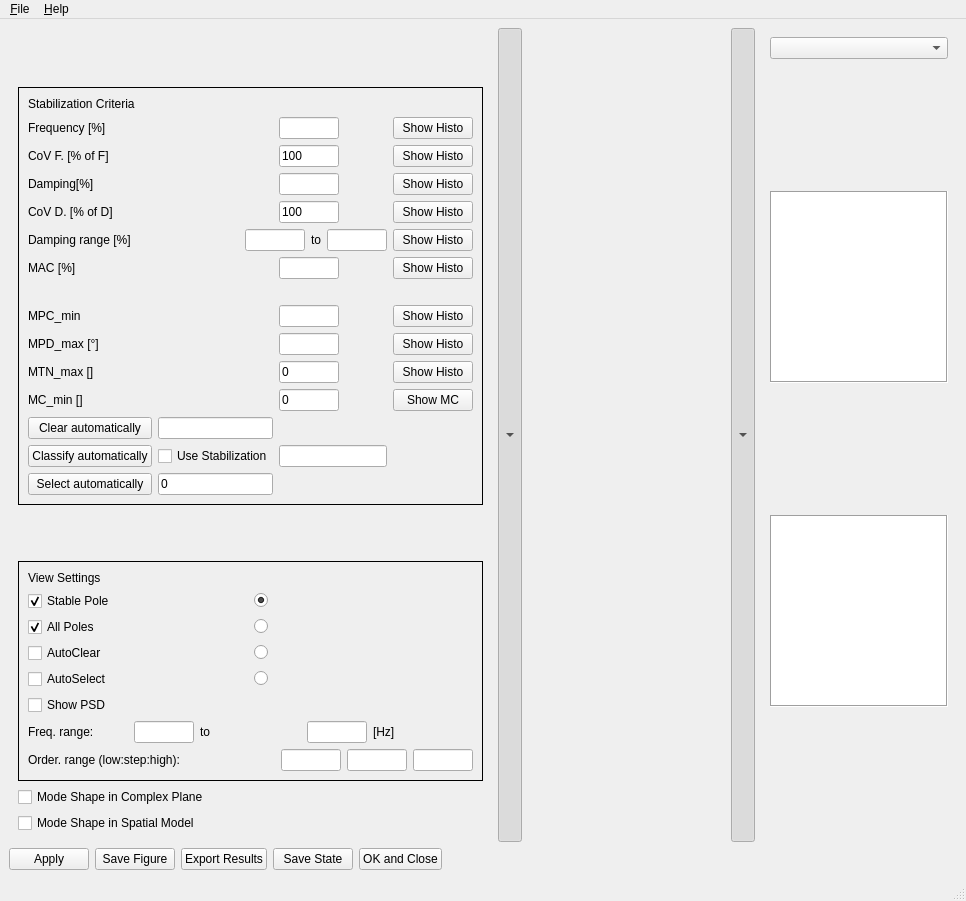
The window that pyOMA/GUI/ui/stabil_gui.ui (pyOMA-dev/pyOMA) describes before a commit, drawn with Qt 5.
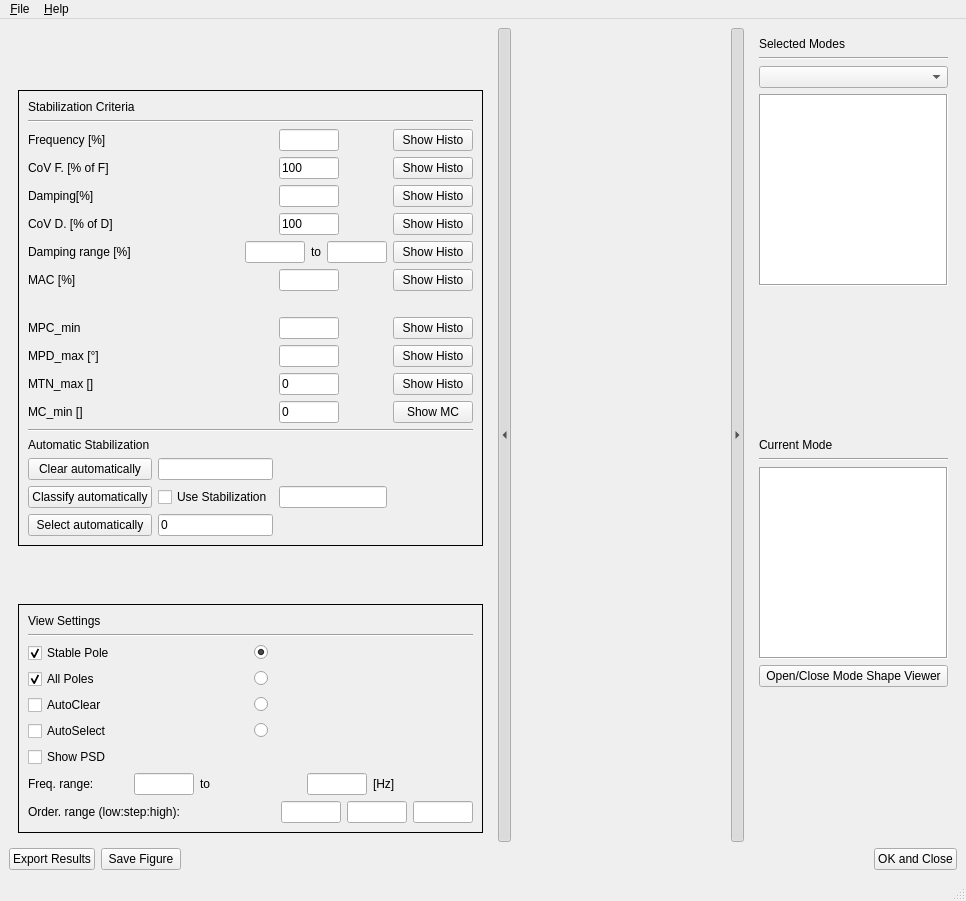
The same window after the commit. Custom widgets are drawn as their Qt base class.

```diff
--- a/pyOMA/GUI/ui/stabil_gui.ui
+++ b/pyOMA/GUI/ui/stabil_gui.ui
@@ -16,7 +16,7 @@
      <layout class="QHBoxLayout" name="main_layout" stretch="0,0,1,0,1">
       <item>
        <widget class="QWidget" name="left_pane_widget">
-        <layout class="QVBoxLayout" name="left_pane_layout">
+       <layout class="QVBoxLayout" name="left_pane_layout">
         <item>
          <spacer name="left_pane_spacer_1">
           <property name="orientation">
@@ -39,6 +39,77 @@
            <enum>QFrame::Shape::Panel</enum>
           </property>
           <layout class="QGridLayout" name="stab_val_layout" columnstretch="0,0,1,0,0">
+           <item row="7" column="1">
+            <widget class="QLabel" name="damping_range_label">
+             <property name="text">
+              <string>Damping range [%]</string>
+             </property>
+            </widget>
+           </item>
+           <item row="5" column="4">
+            <widget class="QPushButton" name="dd_histo_button">
+             <property name="text">
+              <string>Show Histo</string>
+             </property>
+            </widget>
+           </item>
+           <item row="15" column="1" colspan="3">
+            <widget class="QLabel" name="label">
+             <property name="text">
+              <string>Automatic Stabilization</string>
+             </property>
+            </widget>
+           </item>
+           <item row="4" column="4">
+            <widget class="QPushButton" name="stdf_histo_button">
+             <property name="text">
+              <string>Show Histo</string>
+             </property>
+            </widget>
+           </item>
+           <item row="5" column="3">
+            <widget class="QLineEdit" name="dd_edit">
+             <property name="minimumSize">
+              <size>
+               <width>60</width>
+               <height>0</height>
+              </size>
+             </property>
+             <property name="maximumSize">
+              <size>
+               <width>60</width>
+               <height>16777215</height>
+              </size>
+             </property>
+             <property name="maxLength">
+              <number>8</number>
+             </property>
+            </widget>
+           </item>
+           <item row="7" column="4">
+            <widget class="QPushButton" name="dr_histo_button">
+             <property name="text">
+              <string>Show Histo</string>
+             </property>
+            </widget>
+           </item>
+           <item row="11" column="1">
+            <widget class="QLabel" name="mpd_label">
+             <property name="text">
+              <string>MPD_max [°]</string>
+             </property>
+            </widget>
+           </item>
+           <item row="17" column="3">
+            <widget class="QLineEdit" name="threshold_edit"/>
+           </item>
+           <item row="8" column="1">
+            <widget class="QLabel" name="mac_label">
+             <property name="text">
+              <string>MAC [%]</string>
+             </property>
+            </widget>
+           </item>
            <item row="1" column="1" colspan="3">
             <widget class="QLabel" name="stab_criteria_title_label">
              <property name="text">
@@ -46,152 +117,7 @@
              </property>
             </widget>
            </item>
-           <item row="2" column="1">
-            <widget class="QLabel" name="freq_label">
-             <property name="text">
-              <string>Frequency [%]</string>
-             </property>
-            </widget>
-           </item>
-           <item row="2" column="3">
-            <widget class="QLineEdit" name="df_edit">
-             <property name="minimumSize">
-              <size>
-               <width>60</width>
-               <height>0</height>
-              </size>
-             </property>
-             <property name="maximumSize">
-              <size>
-               <width>60</width>
-               <height>16777215</height>
-              </size>
-             </property>
-             <property name="maxLength">
-              <number>8</number>
-             </property>
-            </widget>
-           </item>
-           <item row="2" column="4">
-            <widget class="QPushButton" name="df_histo_button">
-             <property name="text">
-              <string>Show Histo</string>
-             </property>
-            </widget>
-           </item>
-           <item row="3" column="1">
-            <widget class="QLabel" name="cov_freq_label">
-             <property name="text">
-              <string>CoV F. [% of F]</string>
-             </property>
-            </widget>
-           </item>
-           <item row="3" column="3">
-            <widget class="QLineEdit" name="stdf_edit">
-             <property name="minimumSize">
-              <size>
-               <width>60</width>
-               <height>0</height>
-              </size>
-             </property>
-             <property name="maximumSize">
-              <size>
-               <width>60</width>
-               <height>16777215</height>
-              </size>
-             </property>
-             <property name="text">
-              <string>100</string>
-             </property>
-             <property name="maxLength">
-              <number>8</number>
-             </property>
-            </widget>
-           </item>
-           <item row="3" column="4">
-            <widget class="QPushButton" name="stdf_histo_button">
-             <property name="text">
-              <string>Show Histo</string>
-             </property>
-            </widget>
-           </item>
-           <item row="4" column="1">
-            <widget class="QLabel" name="damping_label">
-             <property name="text">
-              <string>Damping[%]</string>
-             </property>
-            </widget>
-           </item>
-           <item row="4" column="3">
-            <widget class="QLineEdit" name="dd_edit">
-             <property name="minimumSize">
-              <size>
-               <width>60</width>
-               <height>0</height>
-              </size>
-             </property>
-             <property name="maximumSize">
-              <size>
-               <width>60</width>
-               <height>16777215</height>
-              </size>
-             </property>
-             <property name="maxLength">
-              <number>8</number>
-             </property>
-            </widget>
-           </item>
-           <item row="4" column="4">
-            <widget class="QPushButton" name="dd_histo_button">
-             <property name="text">
-              <string>Show Histo</string>
-             </property>
-            </widget>
-           </item>
-           <item row="5" column="1">
-            <widget class="QLabel" name="cov_damping_label">
-             <property name="text">
-              <string>CoV D. [% of D]</string>
-             </property>
-            </widget>
-           </item>
-           <item row="5" column="3">
-            <widget class="QLineEdit" name="stdd_edit">
-             <property name="minimumSize">
-              <size>
-               <width>60</width>
-               <height>0</height>
-              </size>
-             </property>
-             <property name="maximumSize">
-              <size>
-               <width>60</width>
-               <height>16777215</height>
-              </size>
-             </property>
-             <property name="text">
-              <string>100</string>
-             </property>
-             <property name="maxLength">
-              <number>8</number>
-             </property>
-            </widget>
-           </item>
-           <item row="5" column="4">
-            <widget class="QPushButton" name="stdd_histo_button">
-             <property name="text">
-              <string>Show Histo</string>
-             </property>
-            </widget>
-           </item>
-           <item row="6" column="1">
-            <widget class="QLabel" name="damping_range_label">
-             <property name="text">
-              <string>Damping range [%]</string>
-             </property>
-            </widget>
-           </item>
-           <item row="6" column="2" colspan="2">
+           <item row="7" column="2" colspan="2">
             <layout class="QHBoxLayout" name="damping_range_hbox">
              <item>
               <spacer name="damping_range_hbox_spacer">
@@ -253,104 +179,29 @@
              </item>
             </layout>
            </item>
-           <item row="6" column="4">
-            <widget class="QPushButton" name="dr_histo_button">
-             <property name="text">
-              <string>Show Histo</string>
-             </property>
-            </widget>
-           </item>
-           <item row="7" column="1">
-            <widget class="QLabel" name="mac_label">
-             <property name="text">
-              <string>MAC [%]</string>
-             </property>
-            </widget>
-           </item>
-           <item row="7" column="3">
-            <widget class="QLineEdit" name="mac_edit">
-             <property name="minimumSize">
-              <size>
-               <width>60</width>
-               <height>0</height>
-              </size>
-             </property>
-             <property name="maximumSize">
-              <size>
-               <width>60</width>
-               <height>16777215</height>
-              </size>
-             </property>
-             <property name="maxLength">
-              <number>8</number>
-             </property>
-            </widget>
-           </item>
-           <item row="7" column="4">
-            <widget class="QPushButton" name="mac_histo_button">
-             <property name="text">
-              <string>Show Histo</string>
-             </property>
-            </widget>
-           </item>
-           <item row="8" column="1">
-            <spacer name="stab_val_layout_row_spacer">
-             <property name="orientation">
-              <enum>Qt::Orientation::Vertical</enum>
-             </property>
-             <property name="sizeType">
-              <enum>QSizePolicy::Policy::Expanding</enum>
-             </property>
-             <property name="sizeHint" stdset="0">
-              <size>
-               <width>20</width>
-               <height>20</height>
-              </size>
-             </property>
-            </spacer>
-           </item>
-           <item row="9" column="1">
+           <item row="10" column="1">
             <widget class="QLabel" name="mpc_label">
              <property name="text">
               <string>MPC_min </string>
              </property>
             </widget>
            </item>
-           <item row="9" column="3">
-            <widget class="QLineEdit" name="mpc_edit">
-             <property name="minimumSize">
-              <size>
-               <width>60</width>
-               <height>0</height>
-              </size>
-             </property>
-             <property name="maximumSize">
-              <size>
-               <width>60</width>
-               <height>16777215</height>
-              </size>
-             </property>
-             <property name="maxLength">
-              <number>8</number>
-             </property>
-            </widget>
-           </item>
-           <item row="9" column="4">
-            <widget class="QPushButton" name="mpc_histo_button">
+           <item row="8" column="4">
+            <widget class="QPushButton" name="mac_histo_button">
              <property name="text">
               <string>Show Histo</string>
              </property>
             </widget>
            </item>
-           <item row="10" column="1">
-            <widget class="QLabel" name="mpd_label">
+           <item row="17" column="2">
+            <widget class="QCheckBox" name="use_stabil_checkbox">
              <property name="text">
-              <string>MPD_max [°]</string>
+              <string>Use Stabilization</string>
              </property>
             </widget>
            </item>
-           <item row="10" column="3">
-            <widget class="QLineEdit" name="mpd_edit">
+           <item row="6" column="3">
+            <widget class="QLineEdit" name="stdd_edit">
              <property name="minimumSize">
               <size>
                <width>60</width>
@@ -363,63 +214,175 @@
                <height>16777215</height>
               </size>
              </property>
+             <property name="text">
+              <string>100</string>
+             </property>
              <property name="maxLength">
               <number>8</number>
              </property>
             </widget>
            </item>
            <item row="10" column="4">
-            <widget class="QPushButton" name="mpd_histo_button">
+            <widget class="QPushButton" name="mpc_histo_button">
              <property name="text">
               <string>Show Histo</string>
              </property>
             </widget>
            </item>
-           <item row="11" column="1">
-            <widget class="QLabel" name="mtn_label">
+           <item row="6" column="1">
+            <widget class="QLabel" name="cov_damping_label">
              <property name="text">
-              <string>MTN_max []</string>
+              <string>CoV D. [% of D]</string>
              </property>
             </widget>
            </item>
-           <item row="11" column="3">
-            <widget class="QLineEdit" name="mtn_edit">
-             <property name="minimumSize">
-              <size>
-               <width>60</width>
-               <height>0</height>
-              </size>
-             </property>
-             <property name="maximumSize">
-              <size>
-               <width>60</width>
-               <height>16777215</height>
-              </size>
-             </property>
+           <item row="17" column="1">
+            <widget class="QPushButton" name="classify_auto_button">
              <property name="text">
-              <string>0</string>
+              <string>Classify automatically</string>
              </property>
-             <property name="maxLength">
-              <number>8</number>
-             </property>
             </widget>
            </item>
-           <item row="11" column="4">
+           <item row="12" column="4">
             <widget class="QPushButton" name="mtn_histo_button">
              <property name="text">
               <string>Show Histo</string>
              </property>
             </widget>
            </item>
-           <item row="12" column="1">
+           <item row="4" column="3">
+            <widget class="QLineEdit" name="stdf_edit">
+             <property name="minimumSize">
+              <size>
+               <width>60</width>
+               <height>0</height>
+              </size>
+             </property>
+             <property name="maximumSize">
+              <size>
+               <width>60</width>
+               <height>16777215</height>
+              </size>
+             </property>
+             <property name="text">
+              <string>100</string>
+             </property>
+             <property name="maxLength">
+              <number>8</number>
+             </property>
+            </widget>
+           </item>
+           <item row="3" column="4">
+            <widget class="QPushButton" name="df_histo_button">
+             <property name="text">
+              <string>Show Histo</string>
+             </property>
+            </widget>
+           </item>
+           <item row="18" column="1">
+            <widget class="QPushButton" name="select_auto_button">
+             <property name="text">
+              <string>Select automatically</string>
+             </property>
+            </widget>
+           </item>
+           <item row="11" column="4">
+            <widget class="QPushButton" name="mpd_histo_button">
+             <property name="text">
+              <string>Show Histo</string>
+             </property>
+            </widget>
+           </item>
+           <item row="4" column="1">
+            <widget class="QLabel" name="cov_freq_label">
+             <property name="text">
+              <string>CoV F. [% of F]</string>
+             </property>
+            </widget>
+           </item>
+           <item row="13" column="1">
             <widget class="QLabel" name="mc_label">
              <property name="text">
               <string>MC_min []</string>
              </property>
             </widget>
            </item>
+           <item row="8" column="3">
+            <widget class="QLineEdit" name="mac_edit">
+             <property name="minimumSize">
+              <size>
+               <width>60</width>
+               <height>0</height>
+              </size>
+             </property>
+             <property name="maximumSize">
+              <size>
+               <width>60</width>
+               <height>16777215</height>
+              </size>
+             </property>
+             <property name="maxLength">
+              <number>8</number>
+             </property>
+            </widget>
+           </item>
+           <item row="11" column="3">
+            <widget class="QLineEdit" name="mpd_edit">
+             <property name="minimumSize">
+              <size>
+               <width>60</width>
+               <height>0</height>
+              </size>
+             </property>
+             <property name="maximumSize">
+              <size>
+               <width>60</width>
+               <height>16777215</height>
+              </size>
+             </property>
+             <property name="maxLength">
+              <number>8</number>
+             </property>
+            </widget>
+           </item>
+           <item row="10" column="3">
+            <widget class="QLineEdit" name="mpc_edit">
+             <property name="minimumSize">
+              <size>
+               <width>60</width>
+               <height>0</height>
+              </size>
+             </property>
+             <property name="maximumSize">
+              <size>
+               <width>60</width>
+               <height>16777215</height>
+              </size>
+             </property>
+             <property name="maxLength">
+              <number>8</number>
+             </property>
+            </widget>
+           </item>
+           <item row="5" column="1">
+            <widget class="QLabel" name="damping_label">
+             <property name="text">
+              <string>Damping[%]</string>
+             </property>
+            </widget>
+           </item>
+           <item row="16" column="2">
+            <widget class="QLineEdit" name="num_iter_edit"/>
+           </item>
+           <item row="12" column="1">
+            <widget class="QLabel" name="mtn_label">
+             <property name="text">
+              <string>MTN_max []</string>
+             </property>
+            </widget>
+           </item>
            <item row="12" column="3">
-            <widget class="QLineEdit" name="MC_edit">
+            <widget class="QLineEdit" name="mtn_edit">
              <property name="minimumSize">
               <size>
                <width>60</width>
@@ -440,7 +403,28 @@
              </property>
             </widget>
            </item>
-           <item row="12" column="4">
+           <item row="6" column="4">
+            <widget class="QPushButton" name="stdd_histo_button">
+             <property name="text">
+              <string>Show Histo</string>
+             </property>
+            </widget>
+           </item>
+           <item row="3" column="1">
+            <widget class="QLabel" name="freq_label">
+             <property name="text">
+              <string>Frequency [%]</string>
+             </property>
+            </widget>
+           </item>
+           <item row="16" column="1">
+            <widget class="QPushButton" name="clear_auto_button">
+             <property name="text">
+              <string>Clear automatically</string>
+             </property>
+            </widget>
+           </item>
+           <item row="13" column="4">
             <widget class="QPushButton" name="show_mc_button">
              <property name="text">
               <string>Show MC</string>
@@ -450,47 +434,84 @@
              </property>
             </widget>
            </item>
-           <item row="13" column="1">
-            <widget class="QPushButton" name="clear_auto_button">
-             <property name="text">
-              <string>Clear automatically</string>
+           <item row="14" column="1" colspan="4">
+            <widget class="Line" name="line">
+             <property name="orientation">
+              <enum>Qt::Orientation::Horizontal</enum>
              </property>
             </widget>
            </item>
-           <item row="13" column="2">
-            <widget class="QLineEdit" name="num_iter_edit"/>
-           </item>
-           <item row="14" column="1">
-            <widget class="QPushButton" name="classify_auto_button">
-             <property name="text">
-              <string>Classify automatically</string>
+           <item row="13" column="3">
+            <widget class="QLineEdit" name="MC_edit">
+             <property name="minimumSize">
+              <size>
+               <width>60</width>
+               <height>0</height>
+              </size>
              </property>
-            </widget>
-           </item>
-           <item row="14" column="2">
-            <widget class="QCheckBox" name="use_stabil_checkbox">
+             <property name="maximumSize">
+              <size>
+               <width>60</width>
+               <height>16777215</height>
+              </size>
+             </property>
              <property name="text">
-              <string>Use Stabilization</string>
+              <string>0</string>
              </property>
+             <property name="maxLength">
+              <number>8</number>
+             </property>
             </widget>
            </item>
-           <item row="14" column="3">
-            <widget class="QLineEdit" name="threshold_edit"/>
-           </item>
-           <item row="15" column="1">
-            <widget class="QPushButton" name="select_auto_button">
-             <property name="text">
-              <string>Select automatically</string>
+           <item row="3" column="3">
+            <widget class="QLineEdit" name="df_edit">
+             <property name="minimumSize">
+              <size>
+               <width>60</width>
+               <height>0</height>
+              </size>
              </property>
+             <property name="maximumSize">
+              <size>
+               <width>60</width>
+               <height>16777215</height>
+              </size>
+             </property>
+             <property name="maxLength">
+              <number>8</number>
+             </property>
             </widget>
            </item>
-           <item row="15" column="2">
+           <item row="18" column="2">
             <widget class="QLineEdit" name="num_modes_edit">
              <property name="text">
               <string>0</string>
              </property>
             </widget>
            </item>
+           <item row="9" column="1">
+            <spacer name="stab_val_layout_row_spacer">
+             <property name="orientation">
+              <enum>Qt::Orientation::Vertical</enum>
+             </property>
+             <property name="sizeType">
+              <enum>QSizePolicy::Policy::Expanding</enum>
+             </property>
+             <property name="sizeHint" stdset="0">
+              <size>
+               <width>20</width>
+               <height>20</height>
+              </size>
+             </property>
+            </spacer>
+           </item>
+           <item row="2" column="1" colspan="4">
+            <widget class="Line" name="line_2">
+             <property name="orientation">
+              <enum>Qt::Orientation::Horizontal</enum>
+             </property>
+            </widget>
+           </item>
           </layout>
          </widget>
         </item>
@@ -516,71 +537,68 @@
            <enum>QFrame::Shape::Panel</enum>
           </property>
           <layout class="QGridLayout" name="diag_val_layout">
-           <item row="1" column="1" colspan="2">
-            <widget class="QLabel" name="view_settings_title_label">
-             <property name="text">
-              <string>View Settings</string>
-             </property>
-            </widget>
+           <item row="6" column="2">
+            <widget class="QRadioButton" name="snap_select_radio"/>
            </item>
-           <item row="2" column="1">
-            <widget class="QCheckBox" name="stable_pole_checkbox">
+           <item row="7" column="1" colspan="2">
+            <widget class="QCheckBox" name="show_psd_checkbox">
              <property name="text">
-              <string>Stable Pole</string>
-             </property>
-             <property name="checked">
-              <bool>true</bool>
-             </property>
-            </widget>
-           </item>
-           <item row="2" column="2">
-            <widget class="QRadioButton" name="snap_stable_radio">
-             <property name="checked">
-              <bool>true</bool>
-             </property>
-            </widget>
-           </item>
-           <item row="3" column="1">
-            <widget class="QCheckBox" name="all_poles_checkbox">
-             <property name="text">
-              <string>All Poles</string>
-             </property>
-             <property name="checked">
-              <bool>true</bool>
+              <string>Show PSD</string>
              </property>
             </widget>
            </item>
            <item row="3" column="2">
-            <widget class="QRadioButton" name="snap_all_radio"/>
+            <widget class="QRadioButton" name="snap_stable_radio">
+             <property name="checked">
+              <bool>true</bool>
+             </property>
+            </widget>
            </item>
-           <item row="4" column="1">
+           <item row="5" column="1">
             <widget class="QCheckBox" name="autoclear_checkbox">
              <property name="text">
               <string>AutoClear</string>
              </property>
             </widget>
            </item>
-           <item row="4" column="2">
+           <item row="4" column="1">
+            <widget class="QCheckBox" name="all_poles_checkbox">
+             <property name="text">
+              <string>All Poles</string>
+             </property>
+             <property name="checked">
+              <bool>true</bool>
+             </property>
+            </widget>
+           </item>
+           <item row="3" column="1">
+            <widget class="QCheckBox" name="stable_pole_checkbox">
+             <property name="text">
+              <string>Stable Pole</string>
+             </property>
+             <property name="checked">
+              <bool>true</bool>
+             </property>
+            </widget>
+           </item>
+           <item row="5" column="2">
             <widget class="QRadioButton" name="snap_clear_radio"/>
            </item>
-           <item row="5" column="1">
+           <item row="6" column="1">
             <widget class="QCheckBox" name="autoselect_checkbox">
              <property name="text">
               <string>AutoSelect</string>
              </property>
             </widget>
            </item>
-           <item row="5" column="2">
-            <widget class="QRadioButton" name="snap_select_radio"/>
-           </item>
-           <item row="6" column="1" colspan="2">
-            <widget class="QCheckBox" name="show_psd_checkbox">
+           <item row="1" column="1" colspan="2">
+            <widget class="QLabel" name="view_settings_title_label">
              <property name="text">
-              <string>Show PSD</string>
+              <string>View Settings</string>
              </property>
             </widget>
            </item>
-           <item row="7" column="1" colspan="2">
+           <item row="8" column="1" colspan="2">
             <layout class="QHBoxLayout" name="freq_range_hbox">
              <item>
               <widget class="QLabel" name="freq_range_label">
@@ -637,7 +655,7 @@
              </item>
             </layout>
            </item>
-           <item row="8" column="1" colspan="2">
+           <item row="9" column="1" colspan="2">
             <layout class="QHBoxLayout" name="order_range_hbox">
              <item>
               <widget class="QLabel" name="order_range_label">
@@ -696,42 +714,47 @@
              </item>
             </layout>
            </item>
+           <item row="4" column="2">
+            <widget class="QRadioButton" name="snap_all_radio"/>
+           </item>
+           <item row="2" column="1" colspan="2">
+            <widget class="Line" name="line_3">
+             <property name="orientation">
+              <enum>Qt::Orientation::Horizontal</enum>
+             </property>
+            </widget>
+           </item>
           </layout>
          </widget>
         </item>
-        <item>
-         <widget class="QCheckBox" name="plot_selector_c_checkbox">
-          <property name="text">
-           <string>Mode Shape in Complex Plane</string>
-          </property>
-         </widget>
-        </item>
-        <item>
-         <widget class="QCheckBox" name="plot_selector_msh_checkbox">
-          <property name="text">
-           <string>Mode Shape in Spatial Model</string>
-          </property>
-         </widget>
-        </item>
-        </layout>
+       </layout>
        </widget>
       </item>
       <item>
        <widget class="QToolButton" name="left_toggle_btn">
         <property name="sizePolicy">
-         <sizepolicy hsizetype="Fixed" vsizetype="Expanding">
+         <sizepolicy hsizetype="Minimum" vsizetype="Expanding">
           <horstretch>0</horstretch>
           <verstretch>0</verstretch>
          </sizepolicy>
         </property>
+        <property name="iconSize">
+         <size>
+          <width>5</width>
+          <height>16</height>
+         </size>
+        </property>
         <property name="checkable">
          <bool>true</bool>
         </property>
         <property name="checked">
          <bool>true</bool>
         </property>
+        <property name="toolButtonStyle">
+         <enum>Qt::ToolButtonStyle::ToolButtonIconOnly</enum>
+        </property>
         <property name="arrowType">
-         <enum>Qt::ArrowType::DownArrow</enum>
+         <enum>Qt::ArrowType::LeftArrow</enum>
         </property>
        </widget>
       </item>
@@ -740,12 +763,21 @@
       </item>
       <item>
        <widget class="QToolButton" name="right_toggle_btn">
+        <property name="enabled">
+         <bool>true</bool>
+        </property>
         <property name="sizePolicy">
-         <sizepolicy hsizetype="Fixed" vsizetype="Expanding">
+         <sizepolicy hsizetype="Minimum" vsizetype="Expanding">
           <horstretch>0</horstretch>
           <verstretch>0</verstretch>
          </sizepolicy>
         </property>
+        <property name="iconSize">
+         <size>
+          <width>5</width>
+          <height>16</height>
+         </size>
+        </property>
         <property name="checkable">
          <bool>true</bool>
         </property>
@@ -753,32 +785,30 @@
          <bool>true</bool>
         </property>
         <property name="arrowType">
-         <enum>Qt::ArrowType::DownArrow</enum>
+         <enum>Qt::ArrowType::RightArrow</enum>
         </property>
        </widget>
       </item>
       <item>
        <widget class="QWidget" name="right_pane_widget">
-        <layout class="QVBoxLayout" name="right_pane_layout">
+       <layout class="QVBoxLayout" name="right_pane_layout">
+        <item>
+         <widget class="QLabel" name="label_2">
+          <property name="text">
+           <string>Selected Modes</string>
+          </property>
+         </widget>
+        </item>
+        <item>
+         <widget class="Line" name="line_4">
+          <property name="orientation">
+           <enum>Qt::Orientation::Horizontal</enum>
+          </property>
+         </widget>
+        </item>
         <item>
          <widget class="QComboBox" name="mode_selector"/>
         </item>
-        <item>
-         <spacer name="left_pane_spacer_3">
-          <property name="orientation">
-           <enum>Qt::Orientation::Vertical</enum>
-          </property>
-          <property name="sizeType">
-           <enum>QSizePolicy::Policy::Expanding</enum>
-          </property>
-          <property name="sizeHint" stdset="0">
-           <size>
-            <width>20</width>
-            <height>30</height>
-           </size>
-          </property>
-         </spacer>
-        </item>
         <item>
          <widget class="QTextEdit" name="mode_val_view_text">
           <property name="frameShape">
@@ -802,6 +832,20 @@
           </property>
          </spacer>
         </item>
+        <item>
+         <widget class="QLabel" name="label_3">
+          <property name="text">
+           <string>Current Mode</string>
+          </property>
+         </widget>
+        </item>
+        <item>
+         <widget class="Line" name="line_5">
+          <property name="orientation">
+           <enum>Qt::Orientation::Horizontal</enum>
+          </property>
+         </widget>
+        </item>
         <item>
          <widget class="QTextEdit" name="current_value_view_text">
           <property name="frameShape">
@@ -809,6 +853,16 @@
           </property>
          </widget>
         </item>
+        <item>
+         <widget class="QPushButton" name="msh_toggle_button">
+          <property name="text">
+           <string>Open/Close Mode Shape Viewer</string>
+          </property>
+          <property name="checkable">
+           <bool>true</bool>
+          </property>
+         </widget>
+        </item>
         <item>
          <spacer name="left_pane_spacer_4">
           <property name="orientation">
@@ -825,27 +879,13 @@
           </property>
          </spacer>
         </item>
-        </layout>
+       </layout>
        </widget>
       </item>
      </layout>
     </item>
     <item>
      <layout class="QHBoxLayout" name="buttons_layout">
-      <item>
-       <widget class="QPushButton" name="apply_button">
-        <property name="text">
-         <string>Apply</string>
-        </property>
-       </widget>
-      </item>
-      <item>
-       <widget class="QPushButton" name="save_figure_button">
-        <property name="text">
-         <string>Save Figure</string>
-        </property>
-       </widget>
-      </item>
       <item>
        <widget class="QPushButton" name="export_results_button">
         <property name="text">
@@ -854,16 +894,9 @@
        </widget>
       </item>
       <item>
-       <widget class="QPushButton" name="save_state_button">
+       <widget class="QPushButton" name="save_figure_button">
         <property name="text">
-         <string>Save State</string>
-        </property>
-       </widget>
-      </item>
-      <item>
-       <widget class="QPushButton" name="ok_close_button">
-        <property name="text">
-         <string>OK and Close</string>
+         <string>Save Figure</string>
         </property>
        </widget>
       </item>
@@ -880,6 +913,13 @@
         </property>
        </spacer>
       </item>
+      <item>
+       <widget class="QPushButton" name="ok_close_button">
+        <property name="text">
+         <string>OK and Close</string>
+        </property>
+       </widget>
+      </item>
      </layout>
     </item>
    </layout>
@@ -899,6 +939,9 @@
     </property>
     <addaction name="action_save_plot"/>
     <addaction name="separator"/>
+    <addaction name="actionLoad_State"/>
+    <addaction name="actionSave_State"/>
+    <addaction name="separator"/>
     <addaction name="action_quit"/>
    </widget>
    <widget class="QMenu" name="menu_help">
@@ -938,6 +981,16 @@
     <string>Ctrl+Q</string>
    </property>
   </action>
+  <action name="actionLoad_State">
+   <property name="text">
+    <string>Load State</string>
+   </property>
+  </action>
+  <action name="actionSave_State">
+   <property name="text">
+    <string>Save State</string>
+   </property>
+  </action>
  </widget>
  <customwidgets>
   <customwidget>
```
